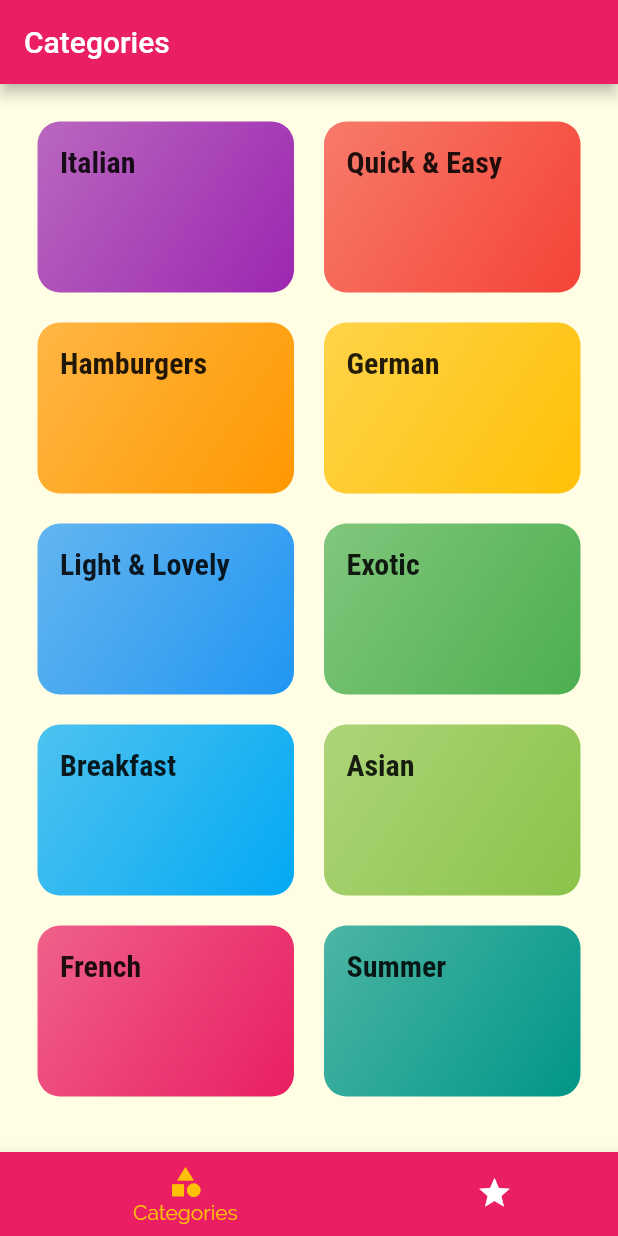
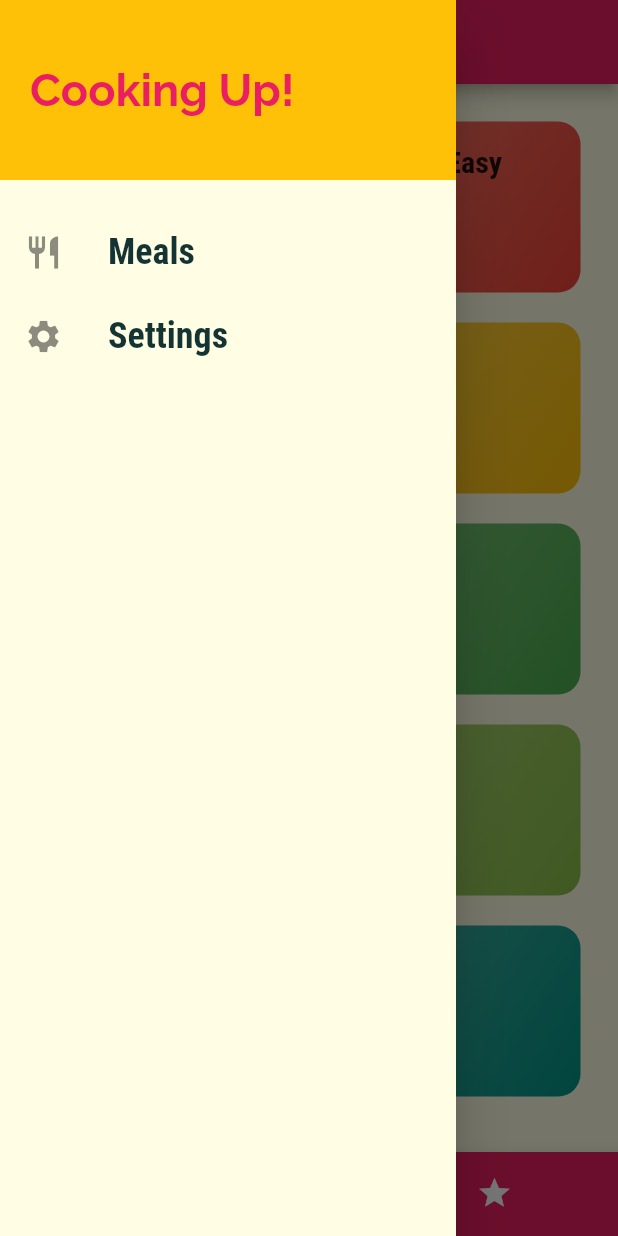
Before and after one commit to lhj910129/Udemy_Meal, a Flutter app: the screen it shows after launch, with the side drawer open (before the commit the screen has no drawer), on a phone screen of 412 x 824 dp. Run offline on Flutter 3.47's test engine with Material 2 defaults, Android fonts, the phone set to English and light mode, and no system bars.

Commit message:
좌측에 drawer추가

```diff
--- a/lib/main.dart
+++ b/lib/main.dart
@@ -1,6 +1,6 @@
 import 'package:flutter/material.dart';
 import 'package:meals/screen/meal_detail_screen.dart';
-import 'package:meals/screen/tab_screen.dart';
+import 'package:meals/screen/tabs_screen.dart';
 import 'screen/category_meals_screen.dart';
 import 'screen/categories_screen.dart';
 
--- a/lib/screen/tab_screen.dart
+++ b/lib/screen/tabs_screen.dart
@@ -1,6 +1,7 @@
 import 'package:flutter/material.dart';
 import 'package:meals/screen/categories_screen.dart';
 import 'package:meals/screen/favorites_screen.dart';
+import 'package:meals/widgets/main_drawer.dart';
 
 class TabsScreen extends StatefulWidget {
   const TabsScreen({Key? key}) : super(key: key);
@@ -37,6 +38,7 @@ class _TabsScreenState extends State<TabsScreen> {
       appBar: AppBar(
         title: Text(_pages[_selectedPageIndex]['title'].toString()),
       ),
+      drawer: MainDrawer(),
       body: _pages[_selectedPageIndex]['page'] as Widget,
       bottomNavigationBar: BottomNavigationBar(
         onTap: _selectPage,
--- /dev/null
+++ b/lib/widgets/main_drawer.dart
@@ -0,0 +1,58 @@
+import 'package:flutter/material.dart';
+
+class MainDrawer extends StatelessWidget {
+  const MainDrawer({Key? key}) : super(key: key);
+
+  Widget buildListTile(String title, IconData icon) {
+    return ListTile(
+      leading: Icon(
+        icon,
+        size: 26,
+      ),
+      title: Text(
+        title,
+        style: TextStyle(
+          fontFamily: 'RobotoCondensed',
+          fontSize: 24,
+          fontWeight: FontWeight.bold,
+        ),
+      ),
+    );
+  }
+
+  @override
+  Widget build(BuildContext context) {
+    return Drawer(
+      child: Column(
+        children: [
+          Container(
+            height: 120,
+            width: double.infinity,
+            padding: EdgeInsets.all(20),
+            alignment: Alignment.centerLeft,
+            color: Theme.of(context).accentColor,
+            child: Text(
+              'Cooking Up!',
+              style: TextStyle(
+                fontWeight: FontWeight.bold,
+                fontSize: 30,
+                color: Theme.of(context).primaryColor,
+              ),
+            ),
+          ),
+          SizedBox(
+            height: 20,
+          ),
+          buildListTile(
+            'Meals',
+            Icons.restaurant,
+          ),
+          buildListTile(
+            'Settings',
+            Icons.settings,
+          ),
+        ],
+      ),
+    );
+  }
+}
```
